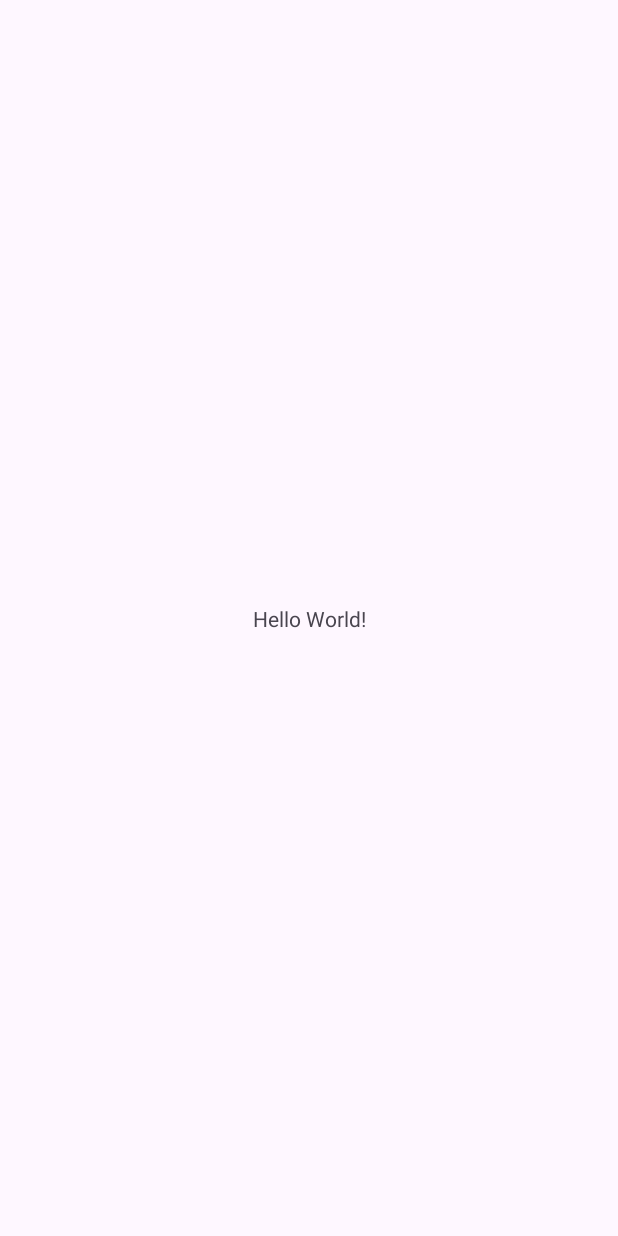
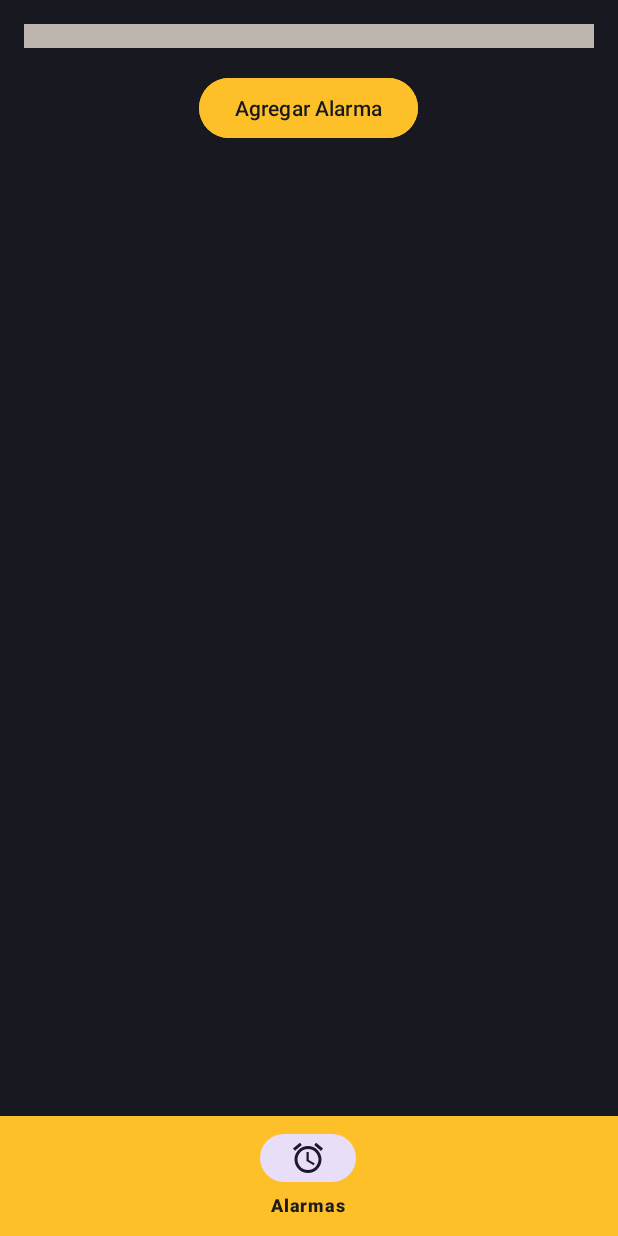
Before and after one commit to MrFideo/DynamicRiseUp, an Android app: the screen it shows after launch (MainActivity), on a phone screen of 412 x 824 dp. Before the commit the screen is almost empty. Run offline under Robolectric (Android 15) with nearby library versions, the phone set to English and light mode, and no system bars.

Commit message:
Segundo commit
Implementación de BottomNavigationBar, DatePicker y Selector de Hora.

```diff
--- a/app/src/main/java/com/tecmilenio/dynamicriseup/MainActivity.java
+++ b/app/src/main/java/com/tecmilenio/dynamicriseup/MainActivity.java
@@ -7,6 +7,11 @@ import androidx.appcompat.app.AppCompatActivity;
 import androidx.core.graphics.Insets;
 import androidx.core.view.ViewCompat;
 import androidx.core.view.WindowInsetsCompat;
+import androidx.annotation.NonNull;
+import androidx.fragment.app.Fragment;
+import com.google.android.material.bottomnavigation.BottomNavigationView;
+import com.tecmilenio.dynamicriseup.alarm.AlarmFragment;
+
 
 public class MainActivity extends AppCompatActivity {
 
@@ -20,5 +25,31 @@ public class MainActivity extends AppCompatActivity {
             v.setPadding(systemBars.left, systemBars.top, systemBars.right, systemBars.bottom);
             return insets;
         });
+
+        BottomNavigationView bottomNavigationView = findViewById(R.id.bottom_navigation);
+
+        loadFragment(new AlarmFragment());
+
+        bottomNavigationView.setOnNavigationItemSelectedListener(item -> {
+            Fragment selectedFragment = null;
+            if (item.getItemId() == R.id.navigation_alarms) {
+                selectedFragment = new AlarmFragment();
+            }
+            return loadFragment(selectedFragment);
+        });
+
     }
+
+    private boolean loadFragment(Fragment fragment) {
+        if (fragment != null) {
+            getSupportFragmentManager()
+                    .beginTransaction()
+                    .replace(R.id.container, fragment)
+                    .commit();
+            return true;
+        }
+        return false;
+    }
+
+
 }
--- /dev/null
+++ b/app/src/main/java/com/tecmilenio/dynamicriseup/alarm/AlarmFragment.java
@@ -0,0 +1,72 @@
+package com.tecmilenio.dynamicriseup.alarm;
+
+import android.app.DatePickerDialog;
+import android.app.TimePickerDialog;
+import android.os.Bundle;
+import android.view.LayoutInflater;
+import android.view.View;
+import android.view.ViewGroup;
+import android.widget.Button;
+import android.widget.LinearLayout;
+import android.widget.TextView;
+import android.widget.Toast;
+import androidx.annotation.NonNull;
+import androidx.annotation.Nullable;
+import androidx.fragment.app.Fragment;
+
+import com.tecmilenio.dynamicriseup.R;
+
+import java.util.Calendar;
+
+public class AlarmFragment extends Fragment {
+
+    private LinearLayout alarmListContainer;
+
+    @Nullable
+    @Override
+    public View onCreateView(@NonNull LayoutInflater inflater, @Nullable ViewGroup container, @Nullable Bundle savedInstanceState) {
+        View view = inflater.inflate(R.layout.fragment_alarm, container, false);
+
+        alarmListContainer = view.findViewById(R.id.alarm_list_container);
+        Button buttonAddAlarm = view.findViewById(R.id.button_add_alarm);
+
+        buttonAddAlarm.setOnClickListener(v -> showDateTimePicker());
+
+        return view;
+    }
+
+    private void showDateTimePicker() {
+
+        String[] monthNames = {"enero", "febrero", "marzo", "abril", "mayo", "junio",
+                "julio", "agosto", "septiembre", "octubre", "noviembre", "diciembre"};
+
+        Calendar calendar = Calendar.getInstance();
+        int year = calendar.get(Calendar.YEAR);
+        int month = calendar.get(Calendar.MONTH);
+        int day = calendar.get(Calendar.DAY_OF_MONTH);
+        int hour = calendar.get(Calendar.HOUR_OF_DAY);
+        int minute = calendar.get(Calendar.MINUTE);
+
+        DatePickerDialog datePickerDialog = new DatePickerDialog(getContext(), (view, selectedYear, selectedMonth, selectedDay) -> {
+            String date = selectedDay + " de " + monthNames[selectedMonth] + " de " + selectedYear;
+
+            TimePickerDialog timePickerDialog = new TimePickerDialog(getContext(), (view1, selectedHour, selectedMinute) -> {
+                String dateTime = "Alarma puesta para las " + String.format("%02d:%02d", selectedHour, selectedMinute) +
+                        " del día " + date;
+
+                TextView alarmTextView = new TextView(getContext());
+                alarmTextView.setText(dateTime);
+                alarmTextView.setPadding(16, 16, 16, 16);
+
+                alarmListContainer.addView(alarmTextView);
+
+                Toast.makeText(getContext(), "Alarma añadida: " + dateTime, Toast.LENGTH_SHORT).show();
+
+            }, hour, minute, true);
+            timePickerDialog.show();
+
+        }, year, month, day);
+        datePickerDialog.show();
+    }
+
+}
--- /dev/null
+++ b/app/src/main/res/drawable/ic_alarm.xml
@@ -0,0 +1,5 @@
+<vector xmlns:android="http://schemas.android.com/apk/res/android" android:height="24dp" android:tint="#000000" android:viewportHeight="24" android:viewportWidth="24" android:width="24dp">
+
+    <path android:fillColor="@android:color/white" android:pathData="M22,5.72l-4.6,-3.86 -1.29,1.53 4.6,3.86L22,5.72zM7.88,3.39L6.6,1.86 2,5.71l1.29,1.53 4.59,-3.85zM12.5,8L11,8v6l4.75,2.85 0.75,-1.23 -4,-2.37L12.5,8zM12,4c-4.97,0 -9,4.03 -9,9s4.02,9 9,9c4.97,0 9,-4.03 9,-9s-4.03,-9 -9,-9zM12,20c-3.87,0 -7,-3.13 -7,-7s3.13,-7 7,-7 7,3.13 7,7 -3.13,7 -7,7z"/>
+
+</vector>
--- a/app/src/main/res/layout/activity_main.xml
+++ b/app/src/main/res/layout/activity_main.xml
@@ -1,19 +1,25 @@
 <?xml version="1.0" encoding="utf-8"?>
-<androidx.constraintlayout.widget.ConstraintLayout xmlns:android="http://schemas.android.com/apk/res/android"
+<RelativeLayout xmlns:android="http://schemas.android.com/apk/res/android"
     xmlns:app="http://schemas.android.com/apk/res-auto"
     xmlns:tools="http://schemas.android.com/tools"
-    android:id="@+id/main"
     android:layout_width="match_parent"
     android:layout_height="match_parent"
+    android:background="@color/background_color"
+    android:id="@+id/main"
     tools:context=".MainActivity">
 
-    <TextView
-        android:layout_width="wrap_content"
+    <FrameLayout
+        android:id="@+id/container"
+        android:layout_width="match_parent"
+        android:layout_height="match_parent"
+        android:layout_above="@id/bottom_navigation" />
+
+    <com.google.android.material.bottomnavigation.BottomNavigationView
+        android:id="@+id/bottom_navigation"
+        android:layout_width="match_parent"
         android:layout_height="wrap_content"
-        android:text="Hello World!"
-        app:layout_constraintBottom_toBottomOf="parent"
-        app:layout_constraintEnd_toEndOf="parent"
-        app:layout_constraintStart_toStartOf="parent"
-        app:layout_constraintTop_toTopOf="parent" />
+        android:layout_alignParentBottom="true"
+        android:background="@color/primary_yellow"
+        app:menu="@menu/bottom_nav_menu" />
 
-</androidx.constraintlayout.widget.ConstraintLayout>
+</RelativeLayout>
--- /dev/null
+++ b/app/src/main/res/layout/fragment_alarm.xml
@@ -0,0 +1,29 @@
+<?xml version="1.0" encoding="utf-8"?>
+<LinearLayout xmlns:android="http://schemas.android.com/apk/res/android"
+    xmlns:tools="http://schemas.android.com/tools"
+    android:layout_width="match_parent"
+    android:layout_height="match_parent"
+    android:orientation="vertical"
+    android:padding="16dp"
+    android:background="@color/background_color"
+    tools:context=".alarm.AlarmFragment">
+
+    <LinearLayout
+        android:id="@+id/alarm_list_container"
+        android:layout_width="match_parent"
+        android:layout_height="wrap_content"
+        android:orientation="vertical"
+        android:background="@color/neutral_gray"
+        android:padding="8dp"/>
+
+    <Button
+        android:id="@+id/button_add_alarm"
+        android:layout_width="wrap_content"
+        android:layout_height="wrap_content"
+        android:text="Agregar Alarma"
+        android:backgroundTint="@color/primary_yellow"
+        android:textColor="@color/background_color"
+        android:layout_gravity="center_horizontal"
+        android:layout_marginTop="16dp"/>
+
+</LinearLayout>
--- /dev/null
+++ b/app/src/main/res/menu/bottom_nav_menu.xml
@@ -0,0 +1,7 @@
+<?xml version="1.0" encoding="utf-8"?>
+<menu xmlns:android="http://schemas.android.com/apk/res/android">
+    <item
+        android:id="@+id/navigation_alarms"
+        android:icon="@drawable/ic_alarm"
+        android:title="Alarmas" />
+</menu>
--- a/app/src/main/res/values/colors.xml
+++ b/app/src/main/res/values/colors.xml
@@ -2,4 +2,10 @@
 <resources>
     <color name="black">#FF000000</color>
     <color name="white">#FFFFFFFF</color>
+    <color name="background_color">#171820</color>
+    <color name="primary_yellow">#fdc029</color>
+    <color name="secondary_orange">#df861d</color>
+    <color name="accent_red">#aa3d00</color>
+    <color name="neutral_gray">#bcb6af</color>
+
 </resources>
--- a/app/src/main/res/values/strings.xml
+++ b/app/src/main/res/values/strings.xml
@@ -1,3 +1,5 @@
 <resources>
     <string name="app_name">DynamicRiseUp</string>
+    <!-- TODO: Remove or change this placeholder text -->
+    <string name="hello_blank_fragment">Hello blank fragment</string>
 </resources>
```
